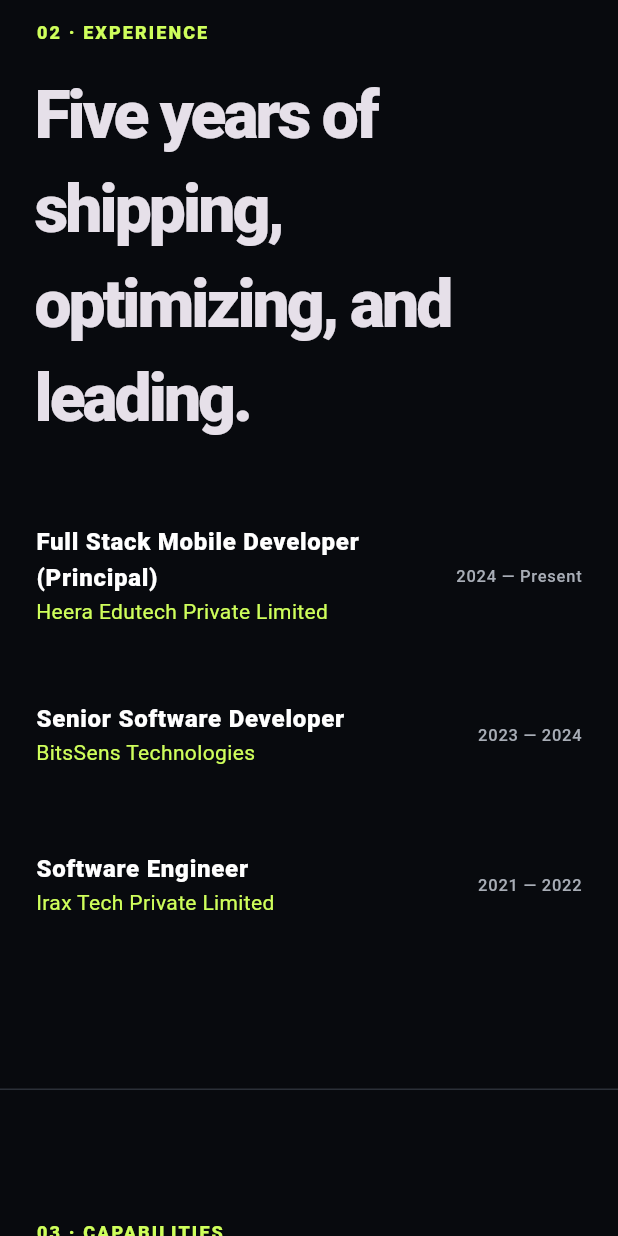
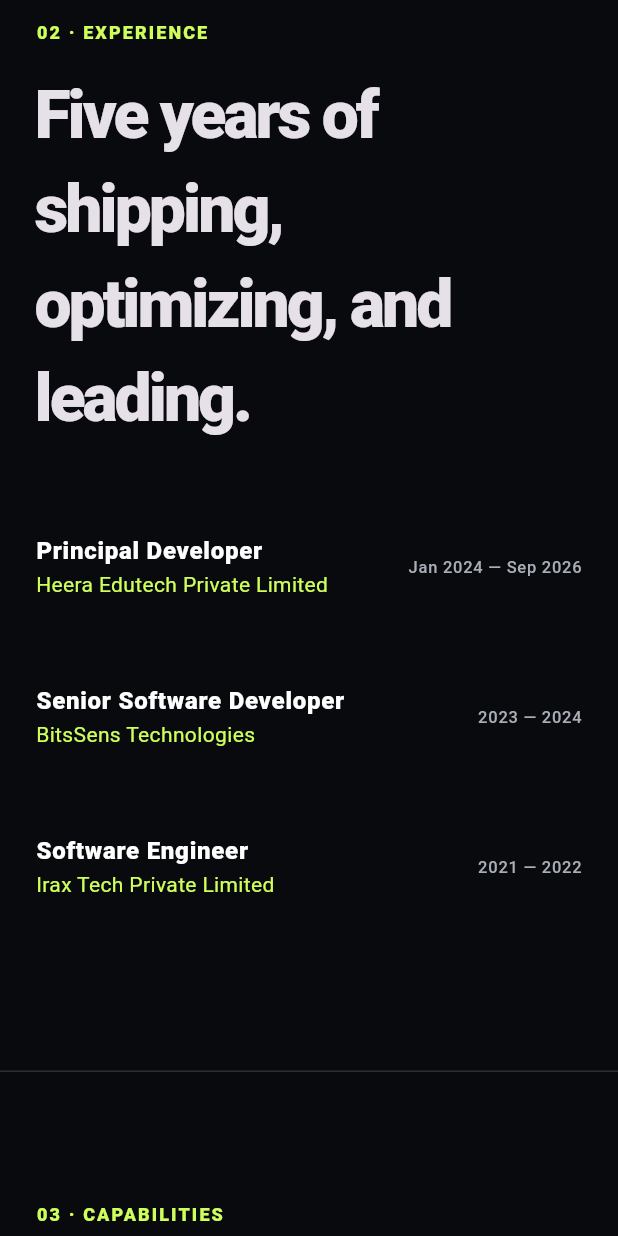
Before and after one commit to Yatheendra379/Portfolio, a Flutter app: the screen it shows after launch, scrolled down 2880 dp, on a phone screen of 412 x 824 dp. Run offline on Flutter 3.47's test engine with Material 3 defaults, Android fonts, the phone set to English and light mode, and no system bars; missing offline and left inert: dart:html.

Commit message:
Update principal role and technical skills

```diff
--- a/lib/main.dart
+++ b/lib/main.dart
@@ -317,8 +317,8 @@ class _HomeState extends State<Home> with SingleTickerProviderStateMixin {
         const SizedBox(height: 30),
         for (final x in [
           (
-            '2024 — Present',
-            'Full Stack Mobile Developer (Principal)',
+            'Jan 2024 — Sep 2026',
+            'Principal Developer',
             'Heera Edutech Private Limited',
           ),
           ('2023 — 2024', 'Senior Software Developer', 'BitsSens Technologies'),
@@ -346,10 +346,12 @@ class _HomeState extends State<Home> with SingleTickerProviderStateMixin {
         const SizedBox(height: 30),
         for (final x in [
           ('Mobile', 'Flutter, Dart, Android, iOS, GetX, BLoC'),
+          ('Frontend', 'React, Flutter Web'),
           (
             'Backend & data',
-            'REST APIs, Firebase, GCP, SQL, SQLite, Drift ORM',
+            'Java, .NET, Node.js, REST APIs, Firebase, SQL, SQLite, Drift ORM',
           ),
+          ('Cloud platforms', 'AWS, Microsoft Azure, GCP'),
           (
             'AI & automation',
             'Prompt engineering, Custom GPTs, LLM workflows, MCP',
```
